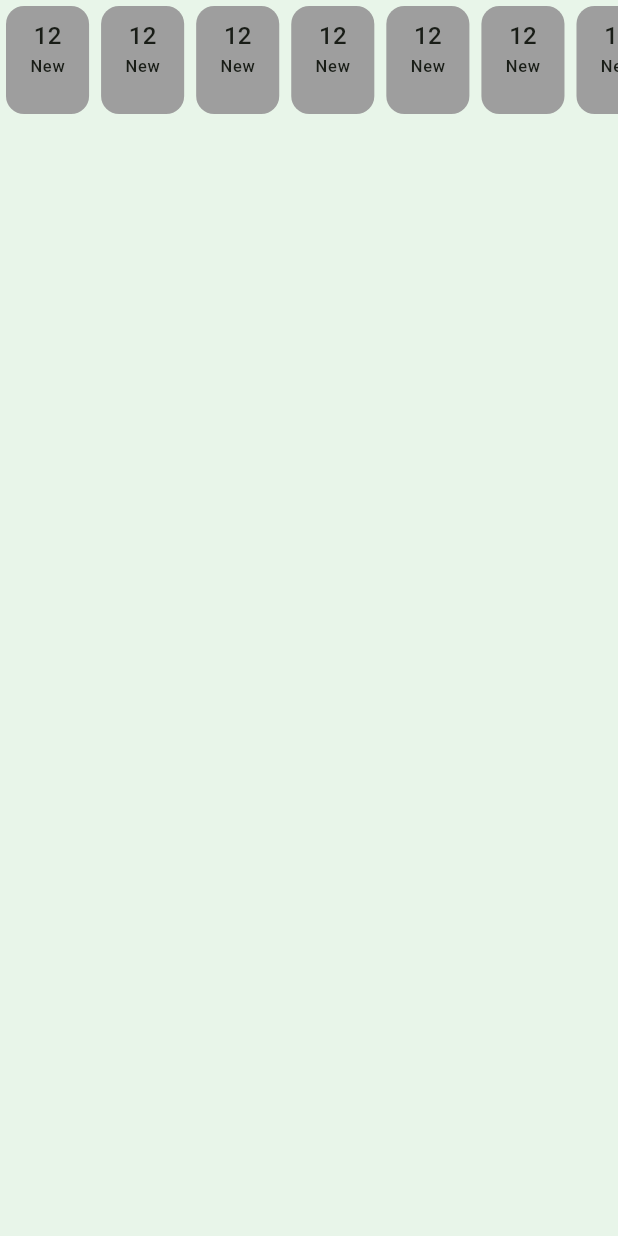
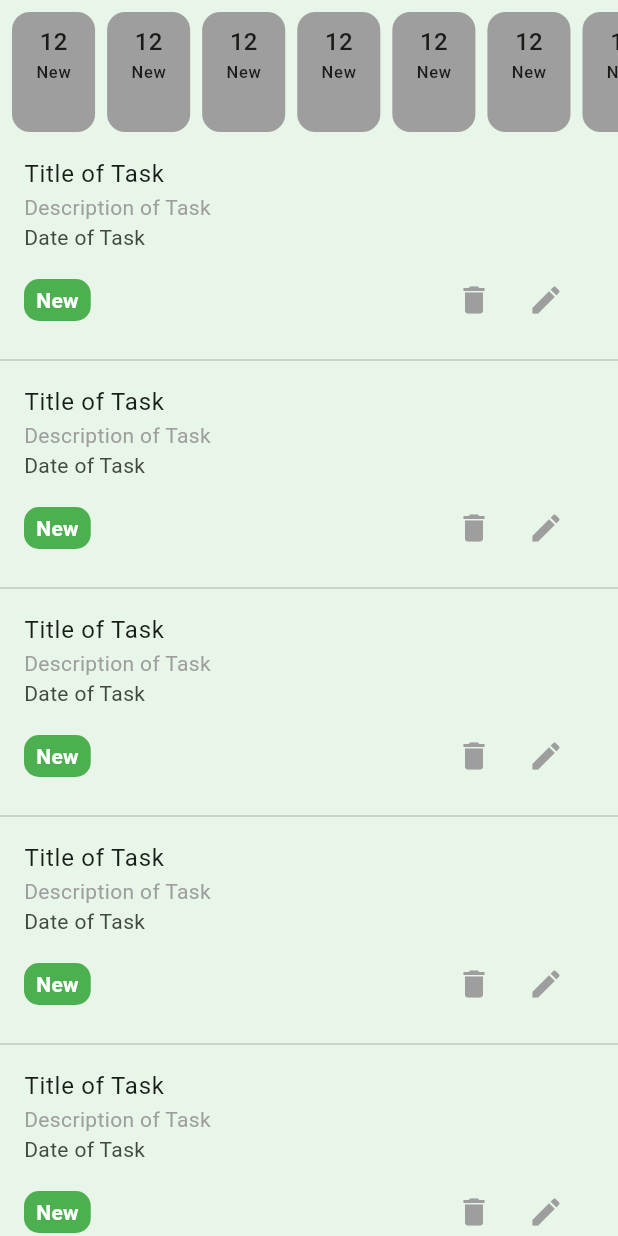
Before and after one commit to TousifMitul/task_manager, a Flutter app: the NewTaskList screen opened directly, on a phone screen of 412 x 824 dp. Run offline on Flutter 3.47's test engine with Material 3 defaults, Android fonts, the phone set to English and light mode, and no system bars; our stand-ins replace flutter_svg, pin_code_fields.

Commit message:
new task list

```diff
--- a/lib/ui/screens/new_task_list.dart
+++ b/lib/ui/screens/new_task_list.dart
@@ -11,9 +11,61 @@ class _NewTaskListState extends State<NewTaskList> {
   Widget build(BuildContext context) {
     return Scaffold(
       body: Column(
-        spacing: 16,
+        spacing: 8,
         children: [
-          SizedBox(
+          SizedBox(),
+          _buildupTaskSummary(),
+          Expanded(child: ListView.separated(
+              itemCount: 10,
+              itemBuilder: (context, index){
+            return ListTile(
+              title: Text('Title of Task'),
+              subtitle: Column(
+                crossAxisAlignment: CrossAxisAlignment.start,
+                children: [
+                  Text('Description of Task',style: TextStyle(color: Colors.grey),),
+                  Text('Date of Task'),
+                  SizedBox(height: 8,),
+                  Row(
+                    children: [
+                      Container(
+                        padding: EdgeInsets.symmetric(horizontal: 8,vertical: 4),
+                        decoration: BoxDecoration(
+                          borderRadius: BorderRadius.circular(10),
+                          color: Colors.green,
+                        ),
+                        child: Text('New',style: TextStyle(color: Colors.white,
+                        fontWeight: FontWeight.w600),),
+                      ),
+                      Spacer(),
+                      IconButton(onPressed: (){}, icon: Icon(Icons.delete,color: Colors.grey,),
+                      ),
+                      IconButton(onPressed: (){}, icon: Icon(Icons.edit,color: Colors.grey,),
+                      )
+                      // Chip(label: Text('New'),shape: RoundedRectangleBorder(
+                      //   borderRadius: BorderRadius.circular(10),
+                      // ),
+                      // backgroundColor: Colors.green,
+                      // labelPadding: EdgeInsets.symmetric(horizontal: 8,vertical: 4),)
+                    ],
+                  )
+                ],
+              ),
+            );
+          },
+          separatorBuilder: (context, index){
+            return Divider();
+          },
+          ),
+          ) ],
+      ),
+    );
+  }
+
+
+
+  Widget _buildupTaskSummary() {
+    return SizedBox(
           height: 80,
           child: ListView.builder(
             itemCount: 10,
@@ -22,6 +74,7 @@ class _NewTaskListState extends State<NewTaskList> {
                 return Card(
                   elevation: 0,
                   color: Colors.grey,
+                  margin: EdgeInsets.only(left: 8),
                   child:Padding(
                     padding: const EdgeInsets.symmetric(horizontal: 16.0,vertical: 8),
                     child: Column(
@@ -33,9 +86,6 @@ class _NewTaskListState extends State<NewTaskList> {
                   ),
                 );
               }),
-          )
-        ],
-      ),
         );
   }
 }
```
Lines whose indentation alone changed are shown as unchanged.
